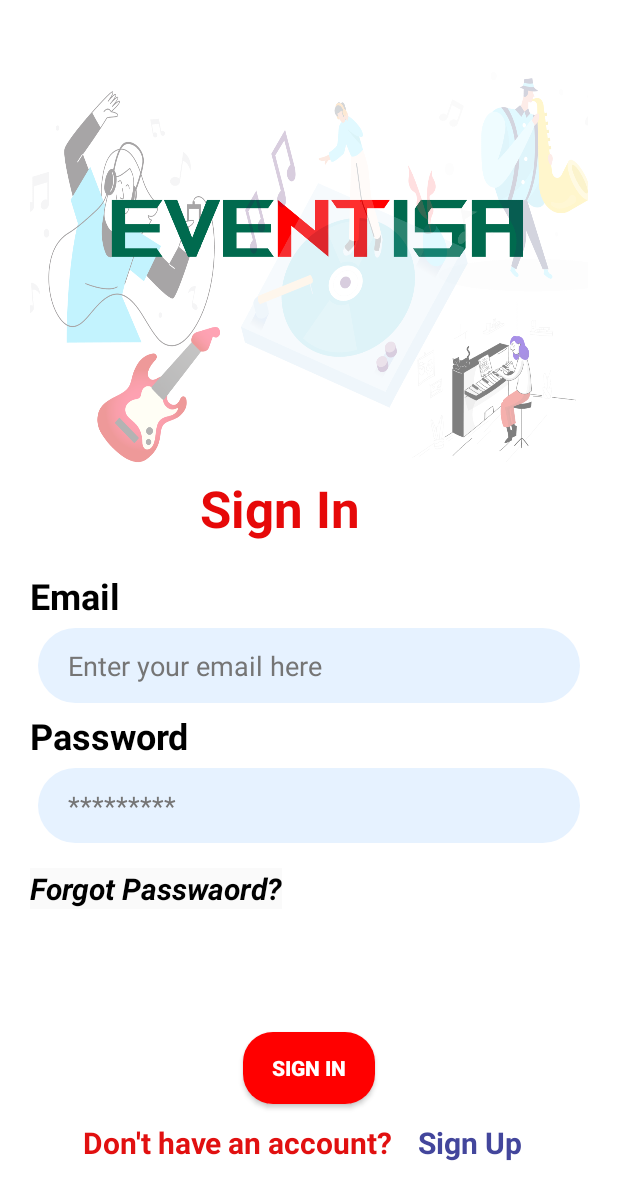
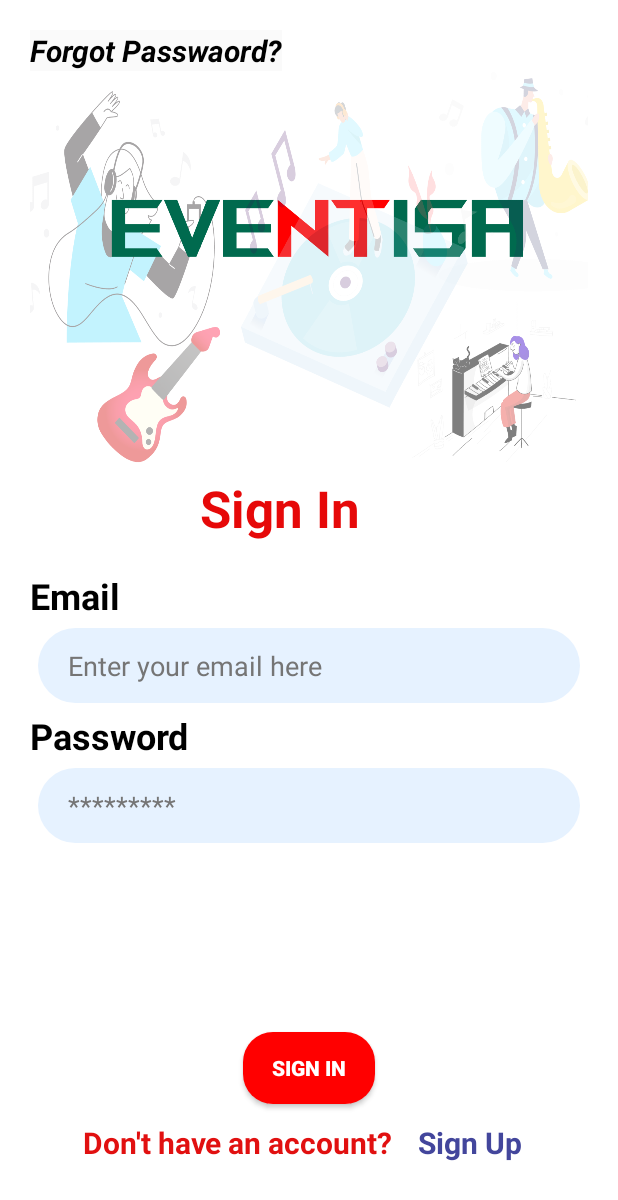
Before and after one commit to Atikur-Rahman26/Eventisa, an Android app: the Login screen opened directly, with no data from a screen before it, on a phone screen of 412 x 824 dp. Shown: the top 1200 px of the screen. Run offline under Robolectric (Android 15) with nearby library versions, the phone set to English and light mode, and no system bars; our stand-ins replace Firebase (no records; nobody signed in at launch, a user with empty details on screens opened directly), sdp/ssp sizes.

Commit message:
simmple mistake

```diff
--- a/app/src/main/res/layout/activity_login.xml
+++ b/app/src/main/res/layout/activity_login.xml
@@ -153,7 +153,7 @@
         </LinearLayout>
 
         <LinearLayout
-            android:layout_width="match_parent"
+            android:layout_width="wrap_content"
             android:layout_height="wrap_content"
             android:layout_marginTop="72dp"
             android:layout_weight="5"
@@ -161,15 +161,6 @@
             app:layout_constraintStart_toStartOf="@+id/PassWordAdmin"
             app:layout_constraintTop_toBottomOf="@+id/passwordBox">
 
-            <TextView
-                android:id="@+id/ForgotPasswordUserButton"
-                android:layout_width="wrap_content"
-                android:layout_height="wrap_content"
-                android:background="@color/smokyWhite"
-                android:text="Forgot Passwaord?"
-                android:textColor="@color/black"
-                android:textSize="20sp"
-                android:textStyle="bold|italic" />
         </LinearLayout>
 
         <TextView
@@ -200,5 +191,19 @@
             app:layout_constraintStart_toStartOf="@+id/SignupActivitybutton"
             app:layout_constraintTop_toBottomOf="@+id/LoginButton" />
 
+        <TextView
+            android:id="@+id/ForgotPasswordUserButton"
+            android:layout_width="wrap_content"
+            android:layout_height="wrap_content"
+            android:background="@color/smokyWhite"
+            android:text="Forgot Passwaord?"
+            android:textColor="@color/black"
+            android:textSize="20sp"
+            android:layout_marginEnd="2dp"
+            android:textStyle="bold|italic"
+            tools:layout_editor_absoluteX="205dp"
+            tools:layout_editor_absoluteY="564dp"
+            tools:ignore="MissingConstraints" />
+
     </androidx.constraintlayout.widget.ConstraintLayout>
 </androidx.core.widget.NestedScrollView>
```
